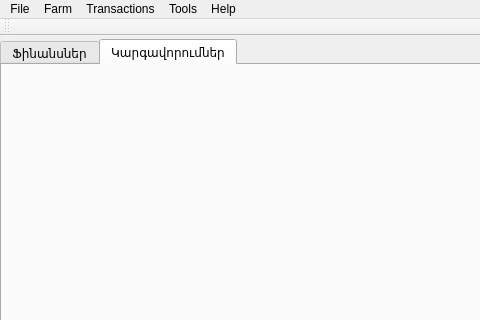
ADCompany/AD-Farm, file src/farmmanager.ui: the form before one commit; both pictures show x 0 to 480 and y 0 to 320 of the 894 by 637 pixel window.
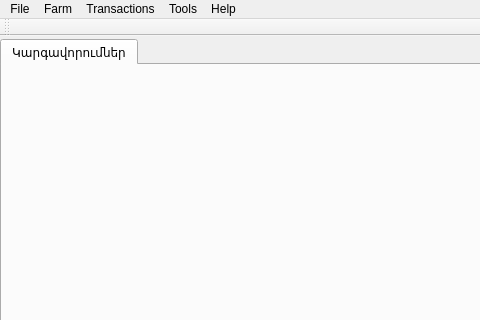
The form after the commit. Icons and pictures are not drawn.

Commit message: Finance Widget Build:

```diff
--- a/src/farmmanager.ui
+++ b/src/farmmanager.ui
@@ -66,15 +66,6 @@
       <property name="movable">
        <bool>false</bool>
       </property>
-      <widget class="QWidget" name="tabFinances">
-       <attribute name="icon">
-        <iconset resource="farmmanager.qrc">
-         <normaloff>:/FarmManager/Resources/finances.png</normaloff>:/FarmManager/Resources/finances.png</iconset>
-       </attribute>
-       <attribute name="title">
-        <string>Ֆինանսներ</string>
-       </attribute>
-      </widget>
       <widget class="QWidget" name="tabSettings">
        <attribute name="icon">
         <iconset resource="farmmanager.qrc">
```
Left out of the diff: 2 changed lines with no effect on the pictures. The commit also changes 7 other files.
